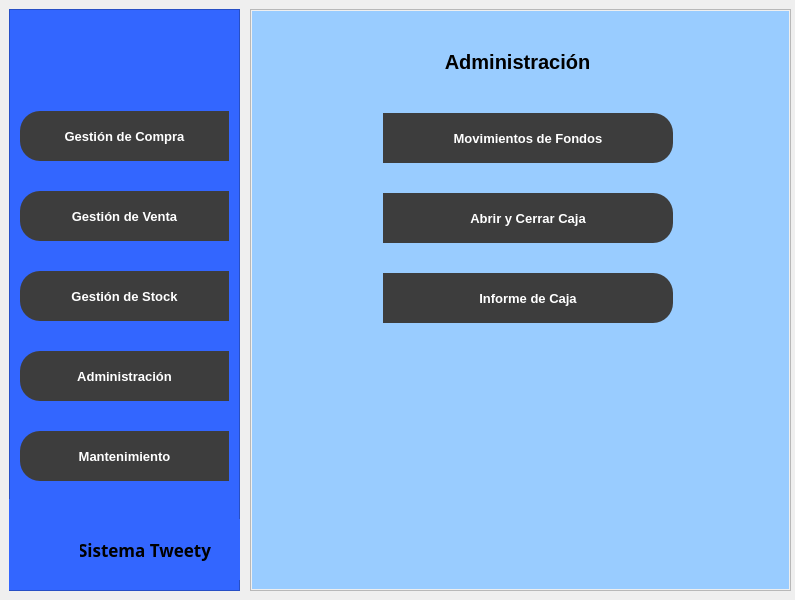
Above: Views/menuprincipal.ui from Miguel8819/Sistema_TweetyTesis before the change. Below: the same form after it.
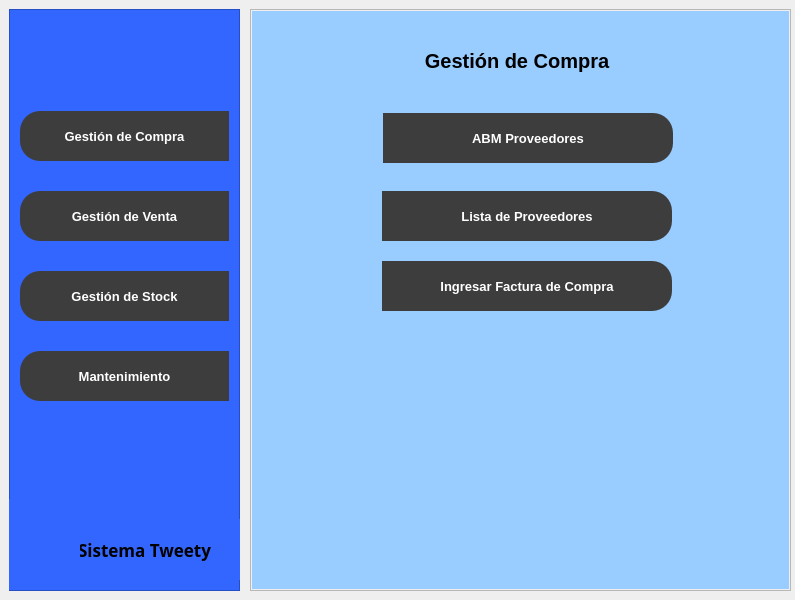
That is the form after the change. The open tabs and pages were chosen to show the change. Icons and pictures are not drawn.

Commit message: Cambios a menuprincipal y proveedores. Se suma gestionclave y gestionbackup

```diff
--- a/Views/menuprincipal.ui
+++ b/Views/menuprincipal.ui
@@ -90,7 +90,7 @@
     <property name="geometry">
      <rect>
       <x>11</x>
-      <y>422</y>
+      <y>342</y>
       <width>209</width>
       <height>50</height>
      </rect>
@@ -251,45 +251,6 @@
      </size>
     </property>
    </widget>
-   <widget class="QPushButton" name="btn_administracion">
-    <property name="geometry">
-     <rect>
-      <x>11</x>
-      <y>342</y>
-      <width>209</width>
-      <height>50</height>
-     </rect>
-    </property>
-    <property name="minimumSize">
-     <size>
-      <width>209</width>
-      <height>50</height>
-     </size>
-    </property>
-    <property name="font">
-     <font>
-      <pointsize>10</pointsize>
-      <weight>75</weight>
-      <bold>true</bold>
-     </font>
-    </property>
-    <property name="layoutDirection">
-     <enum>Qt::RightToLeft</enum>
-    </property>
-    <property name="text">
-     <string>Administración</string>
-    </property>
-    <property name="icon">
-     <iconset>
-      <normaloff>investigacion.png</normaloff>investigacion.png</iconset>
-    </property>
-    <property name="iconSize">
-     <size>
-      <width>35</width>
-      <height>35</height>
-     </size>
-    </property>
-   </widget>
   </widget>
   <widget class="QFrame" name="frame_2">
    <property name="geometry">
@@ -448,7 +409,7 @@
          </font>
         </property>
         <property name="text">
-         <string>Generar Orden de Compra</string>
+         <string>Ingresar Factura de Compra</string>
         </property>
        </widget>
        <widget class="QPushButton" name="btn_listaproveedores">
@@ -762,174 +723,6 @@
          <string>ABM Productos</string>
         </property>
        </widget>
-       <widget class="QPushButton" name="btn_movStock">
-        <property name="geometry">
-         <rect>
-          <x>131</x>
-          <y>262</y>
-          <width>290</width>
-          <height>50</height>
-         </rect>
-        </property>
-        <property name="minimumSize">
-         <size>
-          <width>290</width>
-          <height>50</height>
-         </size>
-        </property>
-        <property name="font">
-         <font>
-          <pointsize>10</pointsize>
-          <weight>75</weight>
-          <bold>true</bold>
-         </font>
-        </property>
-        <property name="text">
-         <string>Movimiento de Stock</string>
-        </property>
-       </widget>
-      </widget>
-      <widget class="QWidget" name="page_administracion">
-       <property name="styleSheet">
-        <string notr="true">QWidget{background-color:rgb(153,204,255)}
-QPushButton{background-color: rgb(61,61,61); border-top-right-radius: 20px; border-bottom-right-radius: 20px;color: rgb(255,255,255);}
-QPushButton:hover{background-color:white; border-top-right-radius: 20px;border-bottom-right-radius: 20px;color: rgb(0,0,0);}</string>
-       </property>
-       <widget class="QLabel" name="label_4">
-        <property name="geometry">
-         <rect>
-          <x>120</x>
-          <y>20</y>
-          <width>291</width>
-          <height>61</height>
-         </rect>
-        </property>
-        <property name="font">
-         <font>
-          <pointsize>15</pointsize>
-          <weight>75</weight>
-          <bold>true</bold>
-         </font>
-        </property>
-        <property name="layoutDirection">
-         <enum>Qt::LeftToRight</enum>
-        </property>
-        <property name="text">
-         <string>Administración</string>
-        </property>
-        <property name="alignment">
-         <set>Qt::AlignCenter</set>
-        </property>
-       </widget>
-       <widget class="QLabel" name="label_10">
-        <property name="geometry">
-         <rect>
-          <x>380</x>
-          <y>30</y>
-          <width>45</width>
-          <height>45</height>
-         </rect>
-        </property>
-        <property name="minimumSize">
-         <size>
-          <width>45</width>
-          <height>45</height>
-         </size>
-        </property>
-        <property name="maximumSize">
-         <size>
-          <width>45</width>
-          <height>45</height>
-         </size>
-        </property>
-        <property name="text">
-         <string/>
-        </property>
-        <property name="pixmap">
-         <pixmap>investigacion.png</pixmap>
-        </property>
-        <property name="scaledContents">
-         <bool>true</bool>
-        </property>
-       </widget>
-       <widget class="QPushButton" name="btn_infDeCaja">
-        <property name="geometry">
-         <rect>
-          <x>131</x>
-          <y>262</y>
-          <width>290</width>
-          <height>50</height>
-         </rect>
-        </property>
-        <property name="minimumSize">
-         <size>
-          <width>290</width>
-          <height>50</height>
-         </size>
-        </property>
-        <property name="font">
-         <font>
-          <pointsize>10</pointsize>
-          <weight>75</weight>
-          <bold>true</bold>
-         </font>
-        </property>
-        <property name="text">
-         <string>Informe de Caja</string>
-        </property>
-       </widget>
-       <widget class="QPushButton" name="btn_movFondos">
-        <property name="geometry">
-         <rect>
-          <x>131</x>
-          <y>102</y>
-          <width>290</width>
-          <height>50</height>
-         </rect>
-        </property>
-        <property name="minimumSize">
-         <size>
-          <width>290</width>
-          <height>50</height>
-         </size>
-        </property>
-        <property name="font">
-         <font>
-          <pointsize>10</pointsize>
-          <weight>75</weight>
-          <bold>true</bold>
-         </font>
-        </property>
-        <property name="text">
-         <string>Movimientos de Fondos</string>
-        </property>
-       </widget>
-       <widget class="QPushButton" name="btn_abrirCerrarCaja">
-        <property name="geometry">
-         <rect>
-          <x>131</x>
-          <y>182</y>
-          <width>290</width>
-          <height>50</height>
-         </rect>
-        </property>
-        <property name="minimumSize">
-         <size>
-          <width>290</width>
-          <height>50</height>
-         </size>
-        </property>
-        <property name="font">
-         <font>
-          <pointsize>10</pointsize>
-          <weight>75</weight>
-          <bold>true</bold>
-         </font>
-        </property>
-        <property name="text">
-         <string>Abrir y Cerrar Caja</string>
-        </property>
-       </widget>
       </widget>
       <widget class="QWidget" name="page_mantenimiento">
        <property name="styleSheet">
```
Left out of the diff: 32 changed lines with no effect on the pictures. The commit also changes 12 other files.
